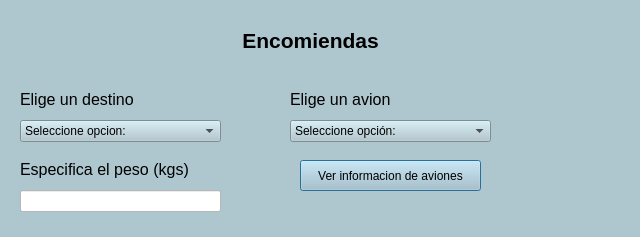
Before: the Qt Designer form interfacesG/Encomiendas.ui in Mrempanada2/AeroChinquihue2, drawn with Qt 5.
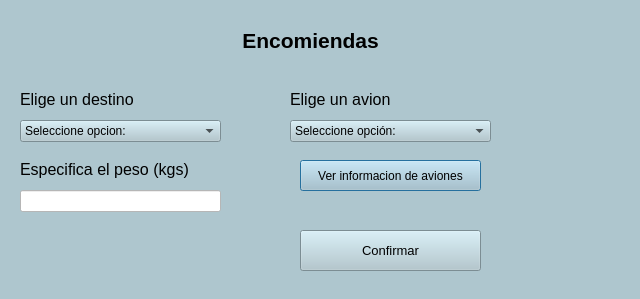
After: the same form once the commit is applied.

```diff
--- a/interfacesG/Encomiendas.ui
+++ b/interfacesG/Encomiendas.ui
@@ -10,7 +10,7 @@
     <x>0</x>
     <y>0</y>
     <width>640</width>
-    <height>237</height>
+    <height>299</height>
    </rect>
   </property>
   <property name="windowTitle">
@@ -255,6 +255,48 @@
     <string notr="true">background-color: rgb(255, 255, 255);</string>
    </property>
   </widget>
+  <widget class="QPushButton" name="btnConfirmarE">
+   <property name="geometry">
+    <rect>
+     <x>300</x>
+     <y>230</y>
+     <width>181</width>
+     <height>41</height>
+    </rect>
+   </property>
+   <property name="font">
+    <font>
+     <pointsize>10</pointsize>
+    </font>
+   </property>
+   <property name="text">
+    <string>Confirmar</string>
+   </property>
+  </widget>
+  <widget class="QLabel" name="lblError">
+   <property name="geometry">
+    <rect>
+     <x>20</x>
+     <y>220</y>
+     <width>261</width>
+     <height>21</height>
+    </rect>
+   </property>
+   <property name="font">
+    <font>
+     <pointsize>7</pointsize>
+    </font>
+   </property>
+   <property name="styleSheet">
+    <string notr="true">color: rgb(255, 0, 0);</string>
+   </property>
+   <property name="text">
+    <string/>
+   </property>
+   <property name="alignment">
+    <set>Qt::AlignLeading|Qt::AlignLeft|Qt::AlignTop</set>
+   </property>
+  </widget>
  </widget>
  <resources/>
  <connections/>
```
Left out of the diff: 28 changed lines with no effect on the pictures.
